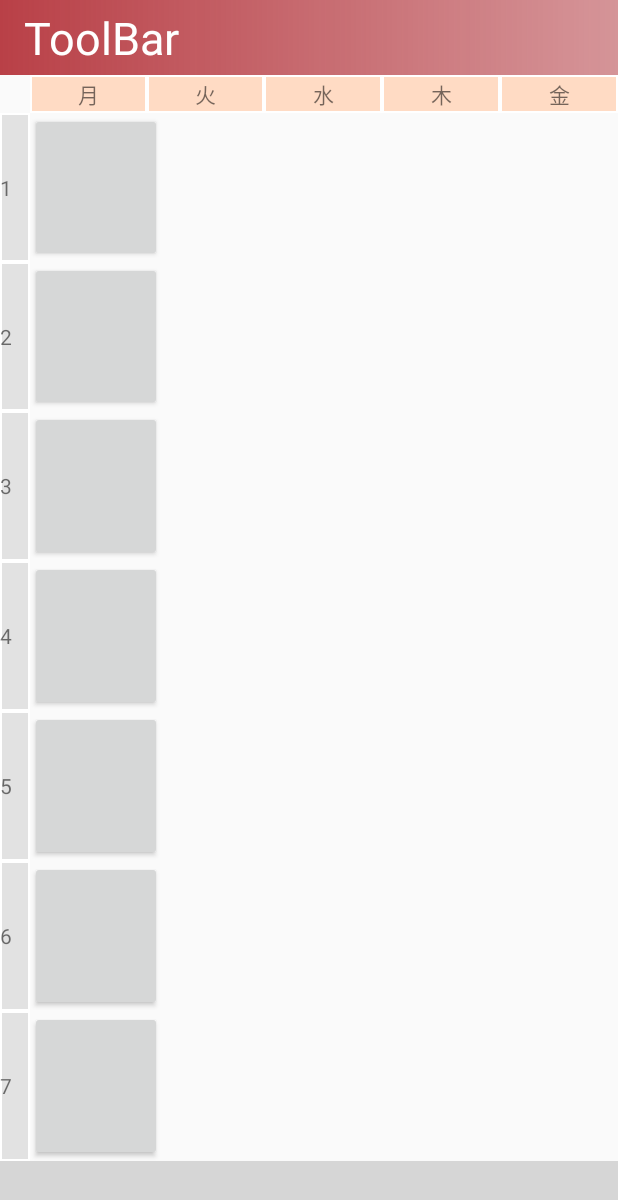
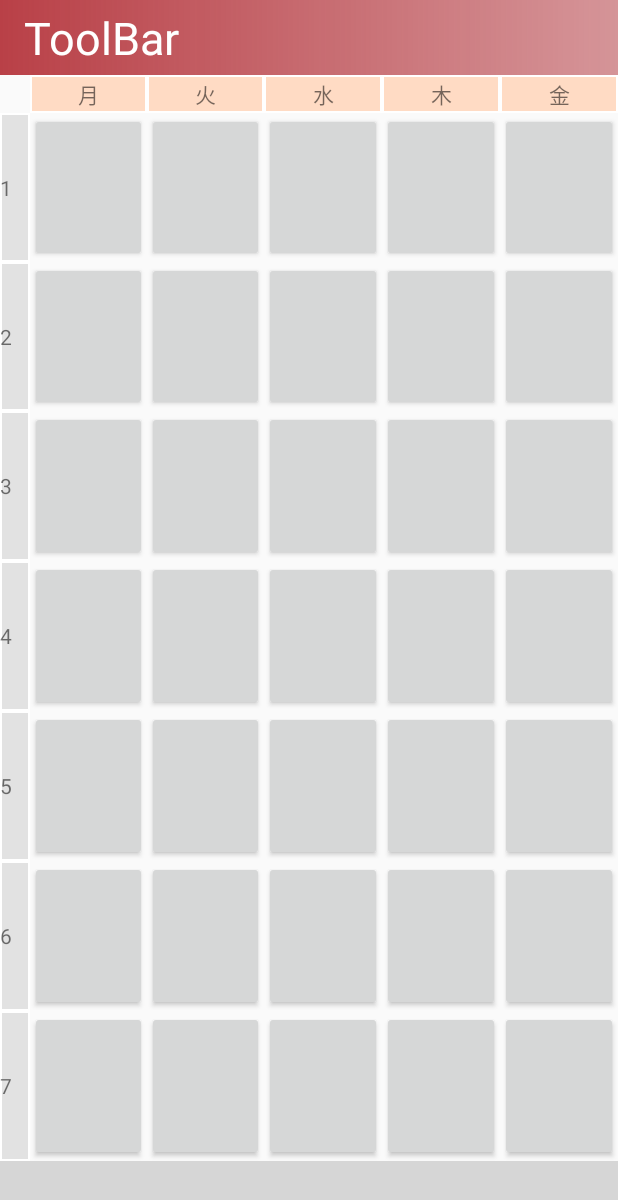
Before and after one commit to Yoshipe/CampusDiary_android, an Android app: the TimeTableActivity screen opened directly, with no data from a screen before it, on a phone screen of 412 x 824 dp. Shown: the top 1200 px of the screen. Run offline under Robolectric (Android 15) with nearby library versions, the phone set to English and light mode, and no system bars; libraries missing offline, so code that uses them is left out: com.ittianyu.bottomnavigationviewex; plain views replace BottomNavigationViewEx; 6 statements that could not run were skipped; grey boxes are pictures that could not be loaded.

Commit message:
:lipstick:時間割のレイアウトを仮作成

```diff
--- a/app/src/main/res/layout/layout_time_table_contents.xml
+++ b/app/src/main/res/layout/layout_time_table_contents.xml
@@ -20,8 +20,25 @@
                 android:layout_height="0dp"
                 android:layout_weight="1">
                 <Button
-                    android:layout_width="match_parent"
-                    android:layout_height="match_parent"/>
+                    android:layout_width="0dp"
+                    android:layout_height="match_parent"
+                    android:layout_weight="1"/>
+                <Button
+                    android:layout_width="0dp"
+                    android:layout_height="match_parent"
+                    android:layout_weight="1"/>
+                <Button
+                    android:layout_width="0dp"
+                    android:layout_height="match_parent"
+                    android:layout_weight="1"/>
+                <Button
+                    android:layout_width="0dp"
+                    android:layout_height="match_parent"
+                    android:layout_weight="1"/>
+                <Button
+                    android:layout_width="0dp"
+                    android:layout_height="match_parent"
+                    android:layout_weight="1"/>
             </TableRow>
 
             <TableRow
@@ -29,50 +46,156 @@
                 android:layout_height="0dp"
                 android:layout_weight="1">
                 <Button
-                    android:layout_width="match_parent"
-                    android:layout_height="match_parent"/>
+                    android:layout_width="0dp"
+                    android:layout_height="match_parent"
+                    android:layout_weight="1"/>
+                <Button
+                    android:layout_width="0dp"
+                    android:layout_height="match_parent"
+                    android:layout_weight="1"/>
+                <Button
+                    android:layout_width="0dp"
+                    android:layout_height="match_parent"
+                    android:layout_weight="1"/>
+                <Button
+                    android:layout_width="0dp"
+                    android:layout_height="match_parent"
+                    android:layout_weight="1"/>
+                <Button
+                    android:layout_width="0dp"
+                    android:layout_height="match_parent"
+                    android:layout_weight="1"/>
             </TableRow>
+
             <TableRow
                 android:layout_width="0dp"
                 android:layout_height="0dp"
                 android:layout_weight="1">
                 <Button
-                    android:layout_width="match_parent"
-                    android:layout_height="match_parent"/>
+                    android:layout_width="0dp"
+                    android:layout_height="match_parent"
+                    android:layout_weight="1"/>
+                <Button
+                    android:layout_width="0dp"
+                    android:layout_height="match_parent"
+                    android:layout_weight="1"/>
+                <Button
+                    android:layout_width="0dp"
+                    android:layout_height="match_parent"
+                    android:layout_weight="1"/>
+                <Button
+                    android:layout_width="0dp"
+                    android:layout_height="match_parent"
+                    android:layout_weight="1"/>
+                <Button
+                    android:layout_width="0dp"
+                    android:layout_height="match_parent"
+                    android:layout_weight="1"/>
             </TableRow>
+
             <TableRow
                 android:layout_width="0dp"
                 android:layout_height="0dp"
                 android:layout_weight="1">
                 <Button
-                    android:layout_width="match_parent"
-                    android:layout_height="match_parent"/>
+                    android:layout_width="0dp"
+                    android:layout_height="match_parent"
+                    android:layout_weight="1"/>
+                <Button
+                    android:layout_width="0dp"
+                    android:layout_height="match_parent"
+                    android:layout_weight="1"/>
+                <Button
+                    android:layout_width="0dp"
+                    android:layout_height="match_parent"
+                    android:layout_weight="1"/>
+                <Button
+                    android:layout_width="0dp"
+                    android:layout_height="match_parent"
+                    android:layout_weight="1"/>
+                <Button
+                    android:layout_width="0dp"
+                    android:layout_height="match_parent"
+                    android:layout_weight="1"/>
             </TableRow>
+
             <TableRow
                 android:layout_width="0dp"
                 android:layout_height="0dp"
                 android:layout_weight="1">
                 <Button
-                    android:layout_width="match_parent"
-                    android:layout_height="match_parent"/>
+                    android:layout_width="0dp"
+                    android:layout_height="match_parent"
+                    android:layout_weight="1"/>
+                <Button
+                    android:layout_width="0dp"
+                    android:layout_height="match_parent"
+                    android:layout_weight="1"/>
+                <Button
+                    android:layout_width="0dp"
+                    android:layout_height="match_parent"
+                    android:layout_weight="1"/>
+                <Button
+                    android:layout_width="0dp"
+                    android:layout_height="match_parent"
+                    android:layout_weight="1"/>
+                <Button
+                    android:layout_width="0dp"
+                    android:layout_height="match_parent"
+                    android:layout_weight="1"/>
             </TableRow>
+
             <TableRow
                 android:layout_width="0dp"
                 android:layout_height="0dp"
                 android:layout_weight="1">
                 <Button
-                    android:layout_width="match_parent"
-                    android:layout_height="match_parent"/>
+                    android:layout_width="0dp"
+                    android:layout_height="match_parent"
+                    android:layout_weight="1"/>
+                <Button
+                    android:layout_width="0dp"
+                    android:layout_height="match_parent"
+                    android:layout_weight="1"/>
+                <Button
+                    android:layout_width="0dp"
+                    android:layout_height="match_parent"
+                    android:layout_weight="1"/>
+                <Button
+                    android:layout_width="0dp"
+                    android:layout_height="match_parent"
+                    android:layout_weight="1"/>
+                <Button
+                    android:layout_width="0dp"
+                    android:layout_height="match_parent"
+                    android:layout_weight="1"/>
             </TableRow>
+
             <TableRow
                 android:layout_width="0dp"
                 android:layout_height="0dp"
                 android:layout_weight="1">
                 <Button
-                    android:layout_width="match_parent"
-                    android:layout_height="match_parent"/>
+                    android:layout_width="0dp"
+                    android:layout_height="match_parent"
+                    android:layout_weight="1"/>
+                <Button
+                    android:layout_width="0dp"
+                    android:layout_height="match_parent"
+                    android:layout_weight="1"/>
+                <Button
+                    android:layout_width="0dp"
+                    android:layout_height="match_parent"
+                    android:layout_weight="1"/>
+                <Button
+                    android:layout_width="0dp"
+                    android:layout_height="match_parent"
+                    android:layout_weight="1"/>
+                <Button
+                    android:layout_width="0dp"
+                    android:layout_height="match_parent"
+                    android:layout_weight="1"/>
             </TableRow>
-
         </TableLayout>
 
 
```
